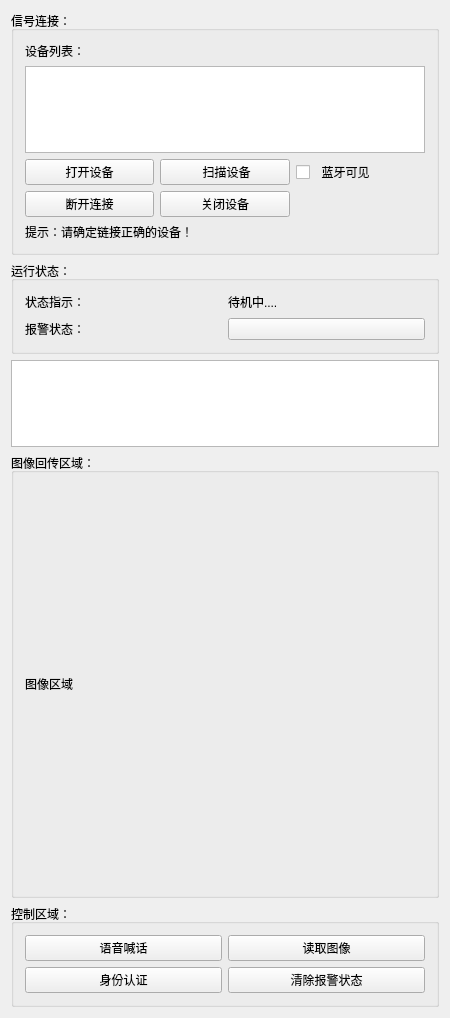
The window that QtApp/SGFAS/safeguard.ui (carloscn/SFGA) describes before a commit, drawn with Qt 5.
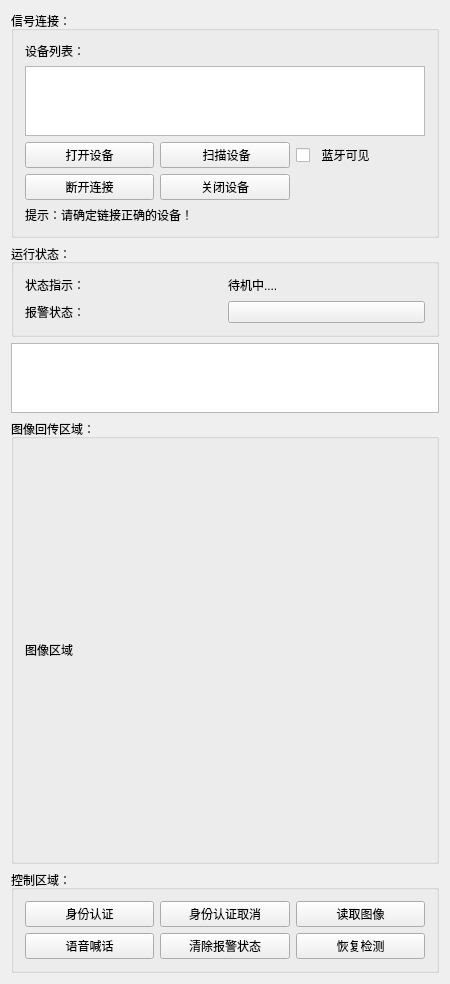
The same window after the commit.

```diff
--- a/QtApp/SGFAS/safeguard.ui
+++ b/QtApp/SGFAS/safeguard.ui
@@ -7,7 +7,7 @@
     <x>0</x>
     <y>0</y>
     <width>446</width>
-    <height>1018</height>
+    <height>924</height>
    </rect>
   </property>
   <property name="windowTitle">
@@ -174,34 +174,52 @@
      <property name="title">
       <string>控制区域：</string>
      </property>
+     <layout class="QHBoxLayout" name="horizontalLayout_3">
+      <item>
      <layout class="QGridLayout" name="gridLayout">
       <item row="0" column="0">
-       <widget class="QPushButton" name="pushButton_warning">
-        <property name="text">
-         <string>语音喊话</string>
-        </property>
-       </widget>
-      </item>
-      <item row="0" column="1">
-       <widget class="QPushButton" name="pushButton_readImage">
-        <property name="text">
-         <string>读取图像</string>
-        </property>
-       </widget>
-      </item>
-      <item row="1" column="0">
        <widget class="QPushButton" name="pushButton_id">
         <property name="text">
          <string>身份认证</string>
         </property>
        </widget>
       </item>
+        <item row="0" column="1">
+         <widget class="QPushButton" name="pushButton_idx">
+          <property name="text">
+           <string>身份认证取消</string>
+          </property>
+         </widget>
+        </item>
+        <item row="0" column="2">
+         <widget class="QPushButton" name="pushButton_readImage">
+          <property name="text">
+           <string>读取图像</string>
+          </property>
+         </widget>
+        </item>
+        <item row="1" column="0">
+         <widget class="QPushButton" name="pushButton_warning">
+          <property name="text">
+           <string>语音喊话</string>
+          </property>
+         </widget>
+        </item>
       <item row="1" column="1">
        <widget class="QPushButton" name="pushButton_clear">
         <property name="text">
          <string>清除报警状态</string>
         </property>
        </widget>
+        </item>
+        <item row="1" column="2">
+         <widget class="QPushButton" name="pushButton_recovery_check">
+          <property name="text">
+           <string>恢复检测</string>
+          </property>
+         </widget>
+        </item>
+       </layout>
       </item>
      </layout>
     </widget>
```
Lines whose indentation alone changed are shown as unchanged.
